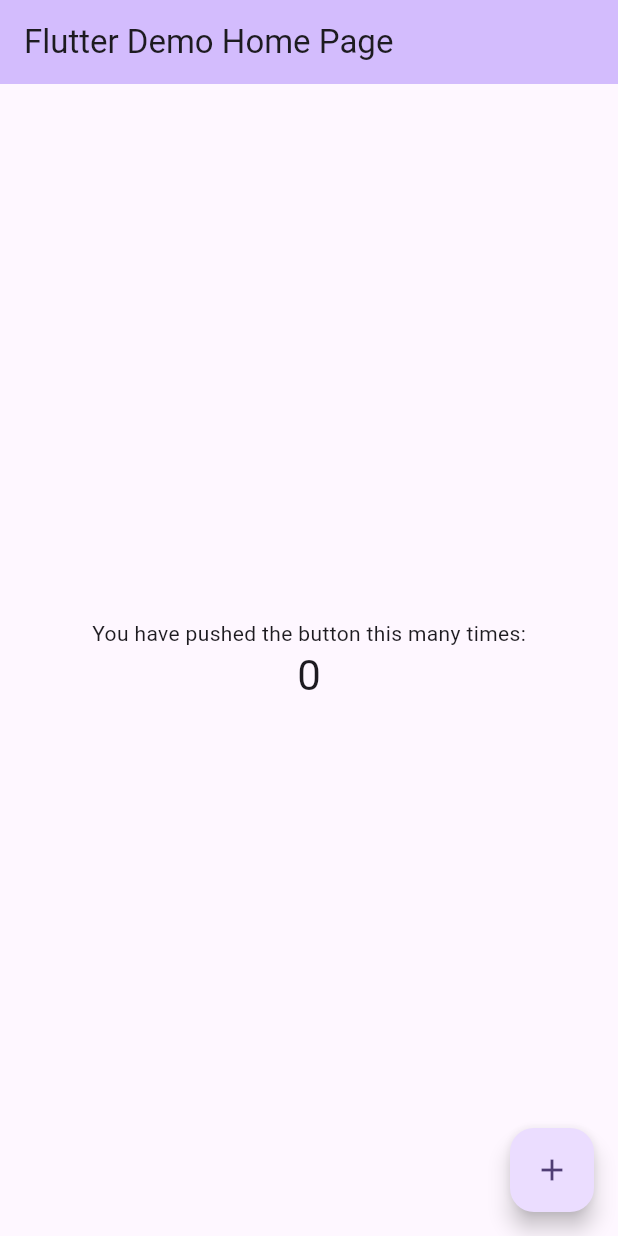
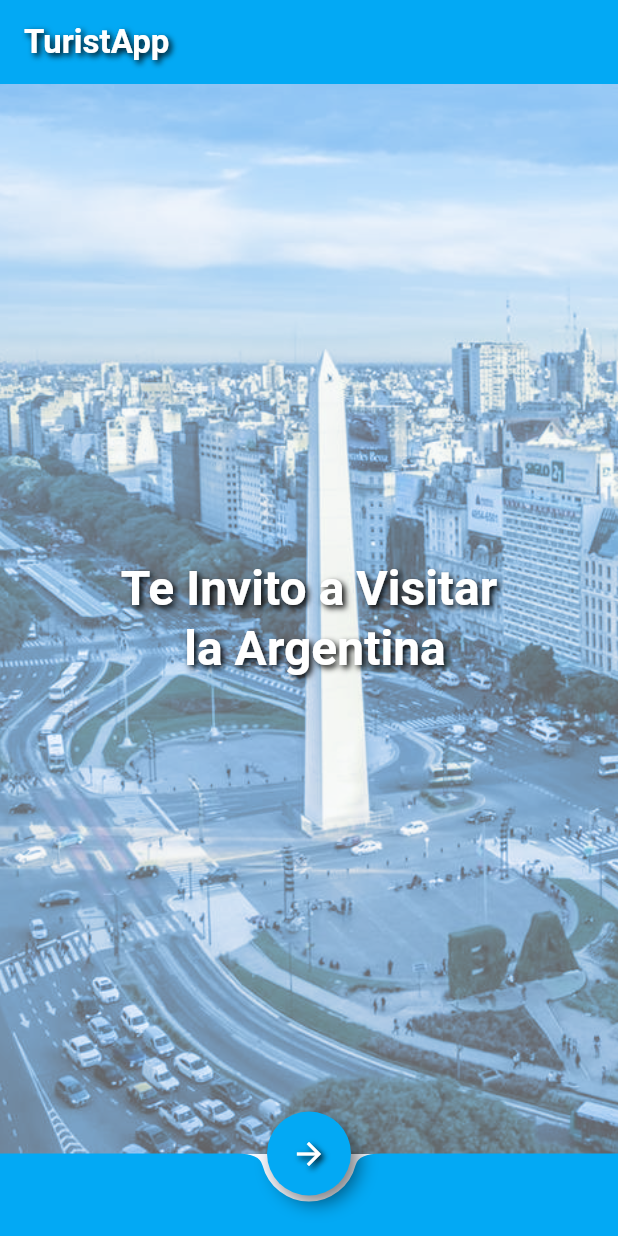
Before and after one commit to No-Country-simulation/S15-26-dart, a Flutter app: the screen it shows after launch, on a phone screen of 412 x 824 dp. Run offline on Flutter 3.47's test engine with Material 3 defaults, Android fonts, the phone set to English and light mode, and no system bars; our stand-ins replace dio, shared_preferences.

```diff
--- a/AppFlutter/turistear_aplication_v1/lib/app/data/preferences/user_preferences.dart
+++ b/AppFlutter/turistear_aplication_v1/lib/app/data/preferences/user_preferences.dart
@@ -1,4 +1,5 @@
 import 'dart:convert';
+import 'package:shared_preferences/shared_preferences.dart';
 
 import 'package:turistear_aplication_v1/app/data/model/user.dart';
 
--- a/AppFlutter/turistear_aplication_v1/lib/main.dart
+++ b/AppFlutter/turistear_aplication_v1/lib/main.dart
@@ -1,5 +1,6 @@
 import 'package:flutter/material.dart';
 import 'package:turistear_aplication_v1/app/api_connection/dio_instance.dart';
+import 'package:turistear_aplication_v1/second_page.dart';
 
 void main() {
   DioInstance.configureDio();
@@ -9,46 +10,38 @@ void main() {
 class MyApp extends StatelessWidget {
   const MyApp({super.key});
 
-  // This widget is the root of your application.
   @override
   Widget build(BuildContext context) {
     return MaterialApp(
-      title: 'Flutter Demo',
+      // Desactiva Cinta de Debug
+      debugShowCheckedModeBanner: false,
+      title: 'TuristApp',
       theme: ThemeData(
-        // This is the theme of your application.
-        //
-        // TRY THIS: Try running your application with "flutter run". You'll see
-        // the application has a purple toolbar. Then, without quitting the app,
-        // try changing the seedColor in the colorScheme below to Colors.green
-        // and then invoke "hot reload" (save your changes or press the "hot
-        // reload" button in a Flutter-supported IDE, or press "r" if you used
-        // the command line to start the app).
-        //
-        // Notice that the counter didn't reset back to zero; the application
-        // state is not lost during the reload. To reset the state, use hot
-        // restart instead.
-        //
-        // This works for code too, not just values: Most code changes can be
-        // tested with just a hot reload.
-        colorScheme: ColorScheme.fromSeed(seedColor: Colors.deepPurple),
+        // Esquema de Colores para los Componentes
+        colorScheme: ColorScheme.fromSeed(seedColor: Colors.lightBlue),
+        // Habilita Material 3 para una experiencia de diseño actualizada
         useMaterial3: true,
+        textTheme: const TextTheme(
+          headlineLarge: TextStyle(
+            color: Colors.white,
+            fontWeight: FontWeight.bold,
+            shadows: [
+              Shadow(
+                color: Colors.black,
+                blurRadius: 5,
+                offset: Offset(2, 2),
+              ),
+            ],
+          ),
+        ),
       ),
-      home: const MyHomePage(title: 'Flutter Demo Home Page'),
+      home: const MyHomePage(title: 'TuristApp'),
     );
   }
 }
 
 class MyHomePage extends StatefulWidget {
   const MyHomePage({super.key, required this.title});
-
-  // This widget is the home page of your application. It is stateful, meaning
-  // that it has a State object (defined below) that contains fields that affect
-  // how it looks.
-
-  // This class is the configuration for the state. It holds the values (in this
-  // case the title) provided by the parent (in this case the App widget) and
-  // used by the build method of the State. Fields in a Widget subclass are
-  // always marked "final".
 
   final String title;
 
@@ -57,71 +50,113 @@ class MyHomePage extends StatefulWidget {
 }
 
 class _MyHomePageState extends State<MyHomePage> {
-  int _counter = 0;
 
-  void _incrementCounter() {
-    setState(() {
-      // This call to setState tells the Flutter framework that something has
-      // changed in this State, which causes it to rerun the build method below
-      // so that the display can reflect the updated values. If we changed
-      // _counter without calling setState(), then the build method would not be
-      // called again, and so nothing would appear to happen.
-      _counter++;
-    });
+  void navigateToNextPage() {
+    Navigator.push( context,
+      MaterialPageRoute(builder: (context) => SecondPage()),
+    );
   }
 
   @override
   Widget build(BuildContext context) {
-    // This method is rerun every time setState is called, for instance as done
-    // by the _incrementCounter method above.
-    //
-    // The Flutter framework has been optimized to make rerunning build methods
-    // fast, so that you can just rebuild anything that needs updating rather
-    // than having to individually change instances of widgets.
     return Scaffold(
       appBar: AppBar(
-        // TRY THIS: Try changing the color here to a specific color (to
-        // Colors.amber, perhaps?) and trigger a hot reload to see the AppBar
-        // change color while the other colors stay the same.
-        backgroundColor: Theme.of(context).colorScheme.inversePrimary,
-        // Here we take the value from the MyHomePage object that was created by
-        // the App.build method, and use it to set our appbar title.
-        title: Text(widget.title),
+        backgroundColor: Colors.lightBlue,
+        title: const Text(
+          'TuristApp',
+          style: TextStyle(
+            color: Colors.white,
+            fontWeight: FontWeight.bold,
+            shadows: [
+              Shadow(
+                color: Colors.black,
+                blurRadius: 5,
+                offset: Offset(2, 2),
+              ),
+            ],
+          ),
+        ),
       ),
-      body: Center(
-        // Center is a layout widget. It takes a single child and positions it
-        // in the middle of the parent.
-        child: Column(
-          // Column is also a layout widget. It takes a list of children and
-          // arranges them vertically. By default, it sizes itself to fit its
-          // children horizontally, and tries to be as tall as its parent.
-          //
-          // Column has various properties to control how it sizes itself and
-          // how it positions its children. Here we use mainAxisAlignment to
-          // center the children vertically; the main axis here is the vertical
-          // axis because Columns are vertical (the cross axis would be
-          // horizontal).
-          //
-          // TRY THIS: Invoke "debug painting" (choose the "Toggle Debug Paint"
-          // action in the IDE, or press "p" in the console), to see the
-          // wireframe for each widget.
-          mainAxisAlignment: MainAxisAlignment.center,
-          children: <Widget>[
-            const Text(
-              'You have pushed the button this many times:',
+      body: Stack(
+        children: [
+          Opacity(
+            opacity: 0.6,
+            child: Image.asset(
+              'assets/images/background.png',
+              fit: BoxFit.cover,
+              color: Colors.blue.withOpacity(0.6),
+              colorBlendMode: BlendMode.color,
+              width: double.infinity,
+              height: double.infinity,
             ),
-            Text(
-              '$_counter',
-              style: Theme.of(context).textTheme.headlineMedium,
+          ),
+          Center(
+            child: Column(
+              mainAxisAlignment: MainAxisAlignment.center,
+              children: <Widget>[
+                Text(
+                  'Te Invito a Visitar\n la Argentina',
+                  style: Theme
+                      .of(context)
+                      .textTheme
+                      .headlineLarge,
+                  textAlign: TextAlign.center,
+                ),
+              ],
+            ),
+          ),
+        ],
+      ),
+      floatingActionButton: Container(
+        decoration: BoxDecoration(
+          shape: BoxShape.circle,
+          boxShadow: [
+            BoxShadow(
+              color: Colors.black.withOpacity(0.5),
+              blurRadius: 10,
+              offset: Offset(5, 5),
             ),
           ],
         ),
+
+        child: InkWell(
+          onTap: () {
+            Navigator.push(
+              context,
+              MaterialPageRoute(
+                builder: (context) => SecondPage(),
+              ),
+            );
+          },
+          child: Container(
+            padding: EdgeInsets.all(16),
+            decoration: BoxDecoration(
+              shape: BoxShape.circle,
+              color: Colors.lightBlue,
+            ),
+            child: const Icon(
+              Icons.arrow_forward,
+              color: Colors.white,
+              shadows: [
+                Shadow(
+                  color: Colors.black,
+                  blurRadius: 5,
+                  offset: Offset(2, 2),
+                ),
+              ],
+            ),
+          ),
+        ),
+
       ),
-      floatingActionButton: FloatingActionButton(
-        onPressed: _incrementCounter,
-        tooltip: 'Increment',
-        child: const Icon(Icons.add),
-      ), // This trailing comma makes auto-formatting nicer for build methods.
+
+      floatingActionButtonLocation: FloatingActionButtonLocation.centerDocked,
+      bottomNavigationBar: const BottomAppBar(
+        elevation: 10,
+        color: Colors.lightBlue,
+        shape: CircularNotchedRectangle(),
+        height: 55,
+      ),
     );
   }
 }
--- /dev/null
+++ b/AppFlutter/turistear_aplication_v1/lib/second_page.dart
@@ -0,0 +1,27 @@
+import 'package:flutter/material.dart';
+
+class SecondPage extends StatelessWidget {
+  @override
+  Widget build(BuildContext context) {
+    return Scaffold(
+      appBar: AppBar(
+        title: Text('Página en Construcción'),
+      ),
+      body: Center(
+        child: Column(
+          mainAxisAlignment: MainAxisAlignment.center,
+          children: <Widget>[
+            Text(
+              'En Construcción',
+              style: TextStyle(fontSize: 24.0),
+            ),
+            Icon(
+              Icons.build,
+              size: 48.0,
+            ),
+          ],
+        ),
+      ),
+    );
+  }
+}
--- a/AppFlutter/turistear_aplication_v1/pubspec.yaml
+++ b/AppFlutter/turistear_aplication_v1/pubspec.yaml
@@ -62,9 +62,9 @@ flutter:
   uses-material-design: true
 
   # To add assets to your application, add an assets section, like this:
-  # assets:
-  #   - images/a_dot_burr.jpeg
-  #   - images/a_dot_ham.jpeg
+  assets:
+    - assets/images/
+
 
   # An image asset can refer to one or more resolution-specific "variants", see
   # https://flutter.dev/assets-and-images/#resolution-aware
```
Also changed, not shown: AppFlutter/turistear_aplication_v1/assets/images/background.png (added).
